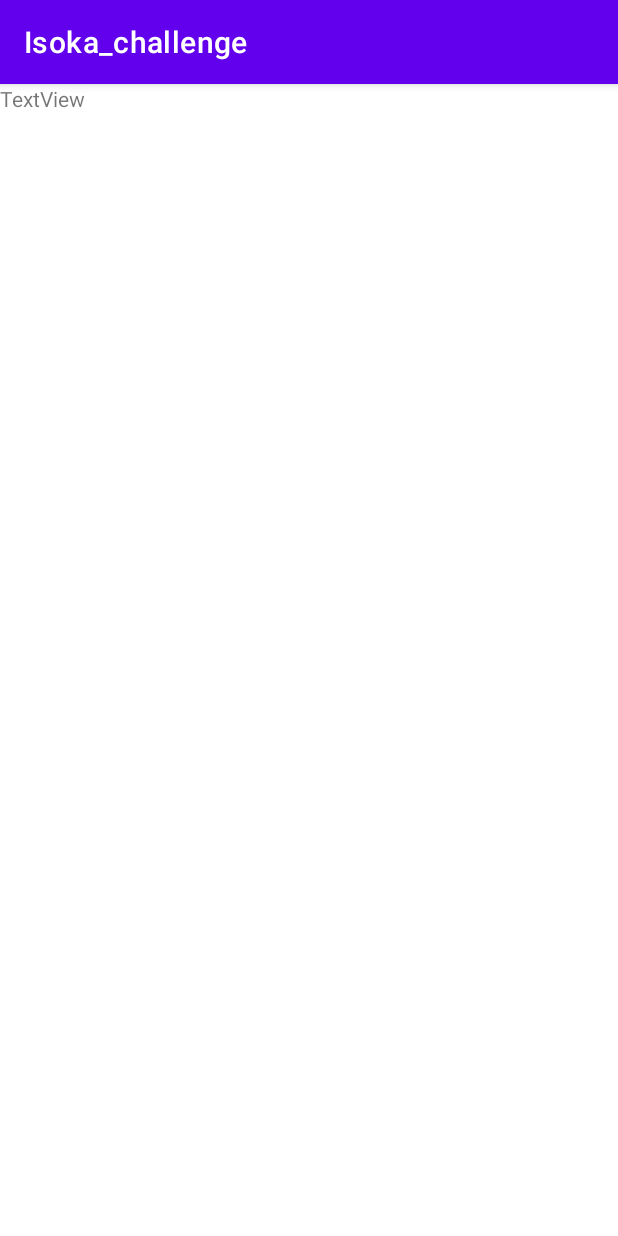
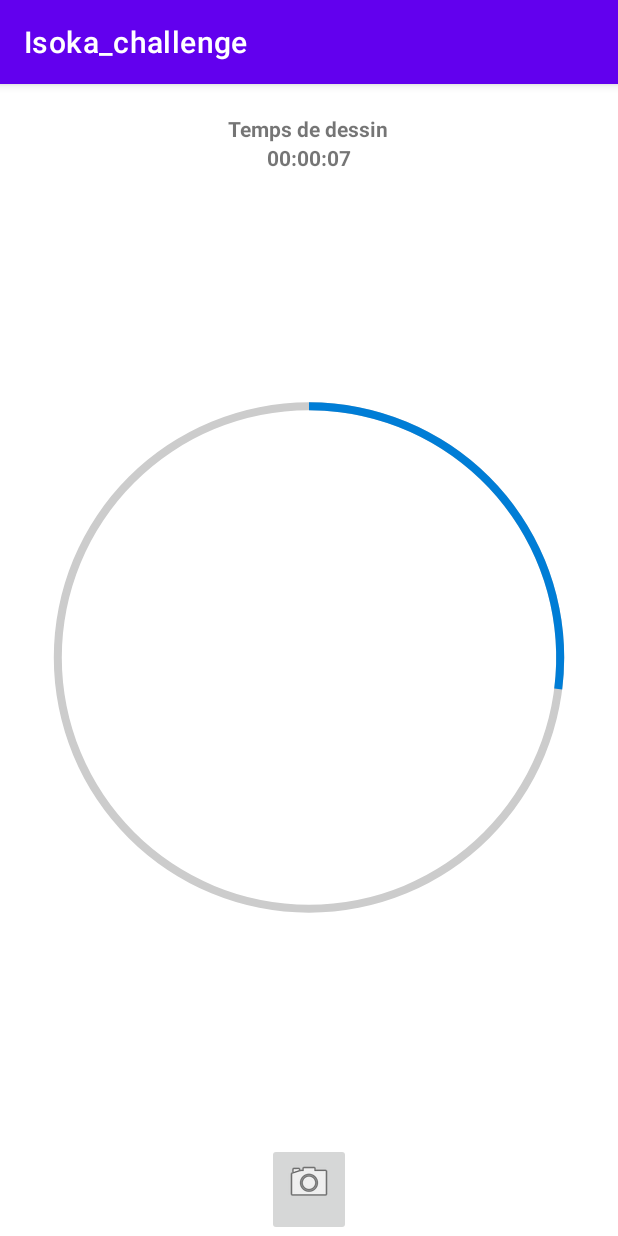
Before and after one commit to Ladislus/m1_android_project, an Android app: the onParticiperChrono screen opened directly, with no data from a screen before it, on a phone screen of 412 x 824 dp. Run offline under Robolectric (Android 15) with nearby library versions, the phone set to English and light mode, and no system bars.

Commit message:
[ADD] add v1 : timerview (on participation challenge)

```diff
--- a/app/src/main/java/univ/orleans/ttl/isokachallenge/onChallenge.java
+++ b/app/src/main/java/univ/orleans/ttl/isokachallenge/onChallenge.java
@@ -1,7 +1,10 @@
 package univ.orleans.ttl.isokachallenge;
 
 import androidx.appcompat.app.AppCompatActivity;
+
+import android.content.Intent;
 import android.os.Bundle;
+import android.view.View;
 import android.widget.ImageView;
 
 import com.squareup.picasso.Picasso;
@@ -15,4 +18,9 @@ public class onChallenge extends AppCompatActivity {
         ImageView iv = findViewById(R.id.imageView);
         Picasso.get().load("https://histoire-image.org/sites/default/dor7_delacroix_001f.jpg").into(iv);
     }
+
+    public void onParticiper(View view) {
+        Intent intent = new Intent(this, onParticiperChrono.class);
+        startActivity(intent);
+    }
 }
--- a/app/src/main/java/univ/orleans/ttl/isokachallenge/onParticiperChrono.java
+++ b/app/src/main/java/univ/orleans/ttl/isokachallenge/onParticiperChrono.java
@@ -3,6 +3,9 @@ package univ.orleans.ttl.isokachallenge;
 import androidx.appcompat.app.AppCompatActivity;
 
 import android.os.Bundle;
+import android.os.CountDownTimer;
+import android.widget.ProgressBar;
+import android.widget.TextView;
 
 public class onParticiperChrono extends AppCompatActivity {
 
@@ -10,5 +13,71 @@ public class onParticiperChrono extends AppCompatActivity {
     protected void onCreate(Bundle savedInstanceState) {
         super.onCreate(savedInstanceState);
         setContentView(R.layout.activity_on_participer_chrono);
+        TextView labelChrono = findViewById(R.id.chronoLabel);
+        labelChrono.setText("Temps total : 00:01:30");
+
+        ProgressBar pg = findViewById(R.id.progressChrono);
+        int tempsTotal = 10000; //Temps total de dessin : 1m30 secondes
+        pg.setProgress(0);
+        pg.setMax(tempsTotal);
+        new CountDownTimer(tempsTotal, 1) {
+            long tempsEcoule = 0;
+            String labelSecondes = "00";
+            String labelMinutes = "00";
+            String labelHeures = "00";
+            long nbSecondes = 0;
+            long nbMinutes = 0;
+            long nbHeures = 0;
+
+
+            public void onTick(long millisUntilFinished) {
+
+                tempsEcoule = tempsTotal - millisUntilFinished;
+                nbSecondes = millisUntilFinished / 1000;
+                nbMinutes = nbSecondes / 60;
+                nbHeures = nbMinutes / 60;
+
+                if(nbHeures > 0){
+                    nbMinutes = nbMinutes - (nbHeures * 60);
+                }
+                if(nbMinutes > 0){
+                    nbSecondes = nbSecondes - (nbMinutes * 60);
+                }else{
+                    if(nbHeures > 0){
+                        nbSecondes = nbSecondes - (nbHeures * 3600);
+                    }
+                }
+
+                if(nbSecondes < 10){
+                    labelSecondes = "0"+String.valueOf(nbSecondes);
+                }else{
+                    labelSecondes = String.valueOf(nbSecondes);
+                }
+                if(nbMinutes < 10){
+                    labelMinutes = "0"+String.valueOf(nbMinutes);
+                }else{
+                    labelMinutes = String.valueOf(nbMinutes);
+                }
+                if(nbHeures < 10){
+                    labelHeures = "0"+String.valueOf(nbHeures);
+                }else{
+                    labelHeures = String.valueOf(nbHeures);
+                }
+
+                labelChrono.setText(labelHeures+":"+labelMinutes+":"+labelSecondes);
+
+
+                pg.setProgress((int) ((( tempsEcoule * tempsTotal) / tempsTotal) % tempsTotal));
+
+
+            }
+
+            public void onFinish() {
+                labelChrono.setText("Fini ! Prennez le en photo !");
+                pg.setProgress(0);
+            }
+        }.start();
+
+        pg.setProgress(0);
     }
 }
--- /dev/null
+++ b/app/src/main/res/drawable/circle_shape.xml
@@ -0,0 +1,11 @@
+<?xml version="1.0" encoding="utf-8"?>
+<shape
+    xmlns:android="http://schemas.android.com/apk/res/android"
+    android:shape="ring"
+    android:innerRadiusRatio="2.5"
+    android:thickness="5dp"
+    android:useLevel="false">
+
+    <solid android:color="#CCC" />
+
+</shape>
--- /dev/null
+++ b/app/src/main/res/drawable/progress_circle.xml
@@ -0,0 +1,18 @@
+<?xml version="1.0" encoding="utf-8"?>
+<rotate xmlns:android="http://schemas.android.com/apk/res/android"
+    android:fromDegrees="270"
+    android:toDegrees="270">
+    <shape
+        android:innerRadiusRatio="2.5"
+        android:shape="ring"
+        android:thickness="5dp"
+        android:useLevel="true"><!-- this line fixes the issue for lollipop api 21 -->
+
+        <gradient
+            android:angle="0"
+            android:endColor="#007DD6"
+            android:startColor="#007DD6"
+            android:type="sweep"
+            android:useLevel="false" />
+    </shape>
+</rotate>
--- /dev/null
+++ b/app/src/main/res/layout-land/activity_on_participer_chrono.xml
@@ -0,0 +1,55 @@
+<?xml version="1.0" encoding="utf-8"?>
+
+
+<LinearLayout xmlns:android="http://schemas.android.com/apk/res/android"
+    xmlns:app="http://schemas.android.com/apk/res-auto"
+    xmlns:tools="http://schemas.android.com/tools"
+    android:layout_width="match_parent"
+    android:layout_height="match_parent"
+    android:gravity="center"
+    android:orientation="vertical"
+    tools:context=".onParticiperChrono">
+
+
+        <TextView
+            android:id="@+id/textView"
+            android:layout_width="wrap_content"
+            android:layout_height="wrap_content"
+            android:layout_weight="0"
+            android:gravity="center"
+            android:paddingTop="30px"
+            android:text="@string/chronoTitle"
+            android:textStyle="bold" />
+
+        <TextView
+            android:id="@+id/chronoLabel"
+            android:layout_width="wrap_content"
+            android:layout_height="wrap_content"
+            android:layout_weight="0"
+            android:gravity="center"
+            android:text="00:00:00"
+            android:textStyle="bold" />
+
+        <ProgressBar
+            android:id="@+id/progressChrono"
+            style="?android:attr/progressBarStyleHorizontal"
+            android:layout_width="wrap_content"
+            android:layout_height="wrap_content"
+            android:layout_weight="0"
+            android:background="@drawable/circle_shape"
+            android:indeterminate="false"
+
+            android:max="100"
+            android:progress="50"
+            android:progressDrawable="@drawable/progress_circle" />
+
+        <ImageButton
+            android:id="@+id/imageButton"
+            android:layout_width="wrap_content"
+            android:layout_height="wrap_content"
+            android:layout_weight="0"
+            android:paddingBottom="30px"
+            app:srcCompat="@android:drawable/ic_menu_camera" />
+
+
+</LinearLayout>
--- a/app/src/main/res/layout/activity_on_challenge.xml
+++ b/app/src/main/res/layout/activity_on_challenge.xml
@@ -98,9 +98,10 @@
                 android:id="@+id/btnParticipe"
                 android:layout_width="wrap_content"
                 android:layout_height="wrap_content"
+                android:layout_marginLeft="15px"
                 android:layout_weight="1"
-                android:layout_marginLeft="15px"
 
+                android:onClick="onParticiper"
                 android:text="@string/btnParticipe" />
         </LinearLayout>
 
--- a/app/src/main/res/layout/activity_on_participer_chrono.xml
+++ b/app/src/main/res/layout/activity_on_participer_chrono.xml
@@ -7,14 +7,50 @@
             xmlns:tools="http://schemas.android.com/tools"
             android:layout_width="match_parent"
             android:layout_height="match_parent"
+            android:orientation="vertical"
+            android:gravity="center"
             tools:context=".onParticiperChrono">
-            android:orientation="vertical"
 
 
-            <TextView
-                android:id="@+id/textView7"
-                android:layout_width="wrap_content"
-                android:layout_height="wrap_content"
-                android:text="TextView"
-                android:layout_weight="1" />
-        </LinearLayout>
+                <TextView
+                    android:paddingTop="30px"
+                    android:id="@+id/textView"
+                    android:layout_width="wrap_content"
+                    android:layout_height="wrap_content"
+                    android:gravity="center"
+                    android:textStyle="bold"
+                    android:text="@string/chronoTitle"
+                    android:layout_weight="0"
+                    />
+                <TextView
+                    android:id="@+id/chronoLabel"
+                    android:layout_width="wrap_content"
+                    android:layout_height="wrap_content"
+                    android:gravity="center"
+                    android:textStyle="bold"
+                    android:text="00:00:00"
+                    android:layout_weight="0"
+                    />
+        <ProgressBar
+            android:id="@+id/progressChrono"
+            android:layout_width="match_parent"
+            android:layout_height="match_parent"
+            android:indeterminate="false"
+            android:progressDrawable="@drawable/progress_circle"
+            android:background="@drawable/circle_shape"
+            android:layout_weight="1"
+
+            style="?android:attr/progressBarStyleHorizontal"
+            android:max="100"
+            android:progress="50" />
+
+        <ImageButton
+            android:paddingBottom="30px"
+            android:id="@+id/imageButton"
+            android:layout_width="wrap_content"
+            android:layout_height="wrap_content"
+            android:layout_weight="0"
+            app:srcCompat="@android:drawable/ic_menu_camera" />
+
+
+</LinearLayout>
--- a/app/src/main/res/values/strings.xml
+++ b/app/src/main/res/values/strings.xml
@@ -6,7 +6,8 @@
     <string name="imgtitleplaceholder">Thème du challenge</string>
     <string name="temps">Temps de dessin :</string>
     <string name="placeholderTemps">30 min</string>
-    <string name="dateFinph">"Termine le 17/11/2020 "</string>
+    <string name="dateFinph">Termine le 17/11/2020</string>
     <string name="btnBrowse">Parcourir</string>
     <string name="btnParticipe">Participer</string>
+    <string name="chronoTitle">Temps de dessin</string>
 </resources>
--- a/build.gradle
+++ b/build.gradle
@@ -5,7 +5,7 @@ buildscript {
         jcenter()
     }
     dependencies {
-        classpath "com.android.tools.build:gradle:4.1.0"
+        classpath 'com.android.tools.build:gradle:4.1.1'
 
         // NOTE: Do not place your application dependencies here; they belong
         // in the individual module build.gradle files
```
